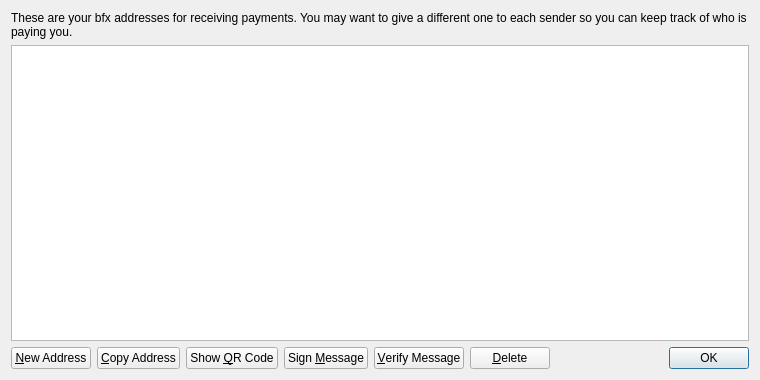
Above: wallet/qt/forms/addressbookpage.ui from sanjayg99/bfx before the change. Below: the same form after it.
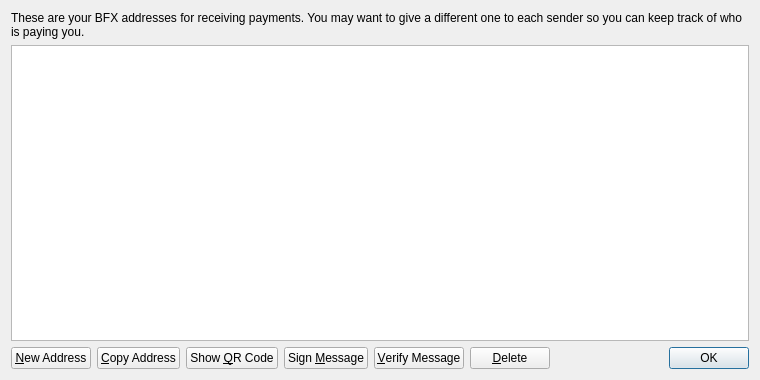
That is the form after the change. Icons and pictures are not drawn.

The edit to the form file:
```diff
--- a/wallet/qt/forms/addressbookpage.ui
+++ b/wallet/qt/forms/addressbookpage.ui
@@ -20,7 +20,7 @@
    <item>
     <widget class="QLabel" name="labelExplanation">
      <property name="text">
-      <string>These are your bfx addresses for receiving payments. You may want to give a different one to each sender so you can keep track of who is paying you.</string>
+      <string>These are your BFX addresses for receiving payments. You may want to give a different one to each sender so you can keep track of who is paying you.</string>
      </property>
      <property name="textFormat">
       <enum>Qt::PlainText</enum>
```
Left out of the diff: 4 changed lines with no effect on the pictures.
